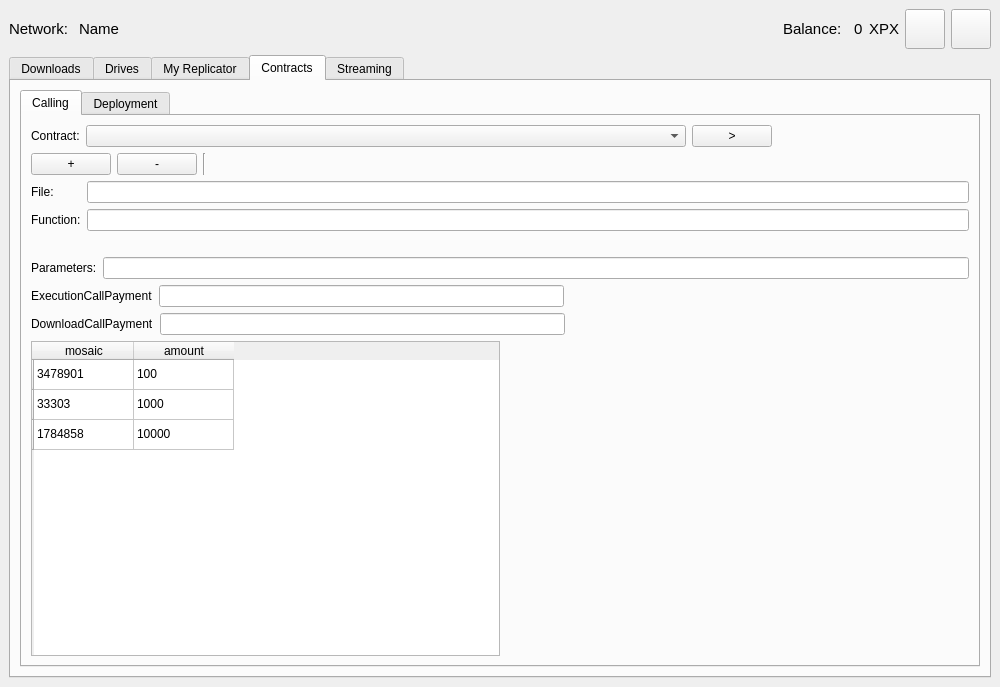
This is UserApp/mainwin.ui in proximax-storage/cpp-xpx-storage-user-app as Qt 5 draws it before an edit. The edited form follows.
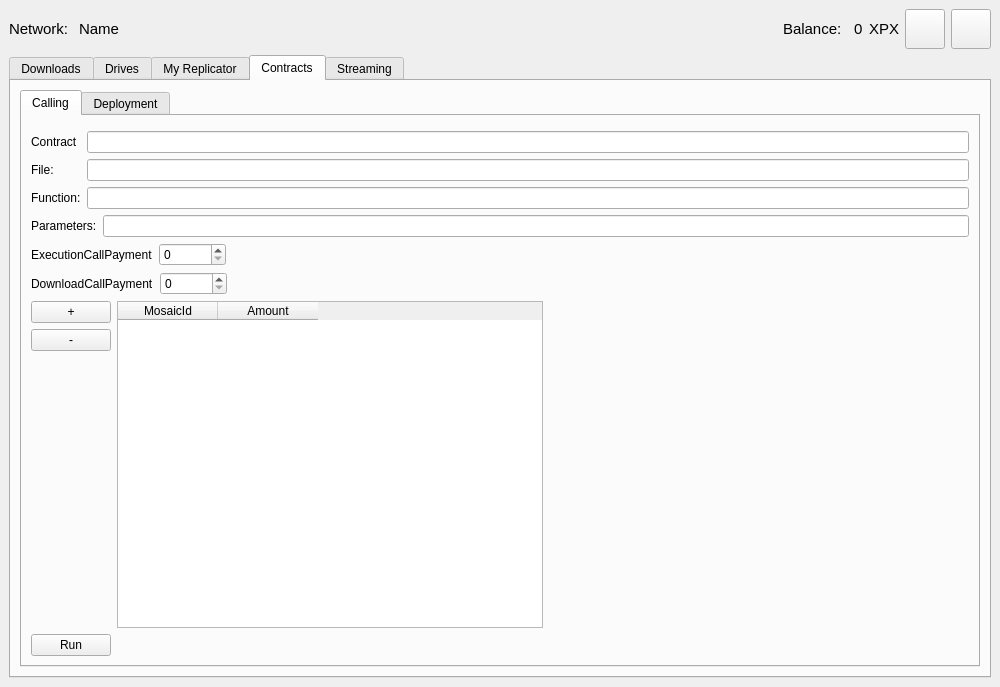
This is the edited form. The open tabs and pages were chosen to show the change.

Commit message: Send manual call

Patch:
```diff
--- a/UserApp/mainwin.ui
+++ b/UserApp/mainwin.ui
@@ -849,62 +849,10 @@
              <layout class="QVBoxLayout" name="verticalLayout_15"/>
             </item>
             <item>
-             <layout class="QHBoxLayout" name="horizontalLayout_16">
-              <item>
-               <widget class="QLabel" name="label_8">
-                <property name="text">
-                 <string>Contract:</string>
-                </property>
-               </widget>
-              </item>
-              <item>
-               <widget class="QComboBox" name="comboBox_3">
-                <property name="minimumSize">
-                 <size>
-                  <width>600</width>
-                  <height>0</height>
-                 </size>
-                </property>
-               </widget>
-              </item>
-              <item>
-               <widget class="QPushButton" name="pushButton_6">
-                <property name="text">
-                 <string>&gt;</string>
-                </property>
-               </widget>
-              </item>
-              <item>
-               <spacer name="horizontalSpacer_7">
-                <property name="orientation">
-                 <enum>Qt::Horizontal</enum>
-                </property>
-                <property name="sizeHint" stdset="0">
-                 <size>
-                  <width>881</width>
-                  <height>17</height>
-                 </size>
-                </property>
-               </spacer>
-              </item>
-             </layout>
+             <layout class="QHBoxLayout" name="horizontalLayout_16"/>
             </item>
             <item>
              <layout class="QHBoxLayout" name="horizontalLayout_26">
-              <item>
-               <widget class="QPushButton" name="pushButton_5">
-                <property name="text">
-                 <string>+</string>
-                </property>
-               </widget>
-              </item>
-              <item>
-               <widget class="QPushButton" name="pushButton_7">
-                <property name="text">
-                 <string>-</string>
-                </property>
-               </widget>
-              </item>
               <item>
                <widget class="Line" name="line">
                 <property name="orientation">
@@ -912,61 +860,44 @@
                 </property>
                </widget>
               </item>
-              <item>
-               <spacer name="horizontalSpacer_14">
-                <property name="orientation">
-                 <enum>Qt::Horizontal</enum>
-                </property>
-                <property name="sizeHint" stdset="0">
-                 <size>
-                  <width>40</width>
-                  <height>20</height>
-                 </size>
-                </property>
-               </spacer>
-              </item>
              </layout>
             </item>
             <item>
              <layout class="QFormLayout" name="formLayout">
-              <item row="0" column="0">
-               <widget class="QLabel" name="label_16">
-                <property name="text">
-                 <string>File:</string>
-                </property>
-               </widget>
-              </item>
               <item row="0" column="1">
                <widget class="QLineEdit" name="lineEdit_8"/>
               </item>
-              <item row="1" column="0">
+              <item row="2" column="0">
                <widget class="QLabel" name="label_24">
                 <property name="text">
                  <string>Function:</string>
                 </property>
                </widget>
               </item>
+              <item row="2" column="1">
+               <widget class="QLineEdit" name="m_contractCallFunction"/>
+              </item>
               <item row="1" column="1">
-               <widget class="QLineEdit" name="lineEdit_7"/>
+               <widget class="QLineEdit" name="m_contractCallFile"/>
+              </item>
+              <item row="1" column="0">
+               <widget class="QLabel" name="label_16">
+                <property name="text">
+                 <string>File:</string>
+                </property>
+               </widget>
+              </item>
+              <item row="0" column="0">
+               <widget class="QLabel" name="label_8">
+                <property name="text">
+                 <string>Contract</string>
+                </property>
+               </widget>
               </item>
              </layout>
             </item>
             <item>
-             <layout class="QHBoxLayout" name="horizontalLayout_18">
-              <item>
-               <spacer name="horizontalSpacer_11">
-                <property name="orientation">
-                 <enum>Qt::Horizontal</enum>
-                </property>
-                <property name="sizeHint" stdset="0">
-                 <size>
-                  <width>40</width>
-                  <height>20</height>
-                 </size>
-                </property>
-               </spacer>
-              </item>
-             </layout>
+             <layout class="QHBoxLayout" name="horizontalLayout_18"/>
             </item>
             <item>
              <layout class="QHBoxLayout" name="horizontalLayout_25">
@@ -992,7 +923,11 @@
                </widget>
               </item>
               <item>
-               <widget class="QLineEdit" name="lineEdit_2"/>
+               <widget class="QSpinBox" name="m_contractCallExecutionPayment">
+                <property name="maximum">
+                 <number>1000000</number>
+                </property>
+               </widget>
               </item>
               <item>
                <spacer name="horizontalSpacer_12">
@@ -1019,7 +954,11 @@
                </widget>
               </item>
               <item>
-               <widget class="QLineEdit" name="lineEdit_3"/>
+               <widget class="QSpinBox" name="m_contractCallDownloadPayment">
+                <property name="maximum">
+                 <number>1000000</number>
+                </property>
+               </widget>
               </item>
               <item>
                <spacer name="horizontalSpacer_13">
@@ -1039,62 +978,54 @@
             <item>
              <layout class="QHBoxLayout" name="horizontalLayout_27">
               <item>
-               <widget class="QTableWidget" name="tableWidget">
-                <row>
-                 <property name="text">
-                  <string/>
-                 </property>
-                </row>
-                <row>
-                 <property name="text">
-                  <string/>
-                 </property>
-                </row>
-                <row>
-                 <property name="text">
-                  <string/>
-                 </property>
-                </row>
+               <layout class="QVBoxLayout" name="verticalLayout_17">
+                <item>
+                 <widget class="QPushButton" name="m_contractCallAddMosaic">
+                  <property name="text">
+                   <string>+</string>
+                  </property>
+                 </widget>
+                </item>
+                <item>
+                 <widget class="QPushButton" name="m_contractCallRemoveMosaic">
+                  <property name="text">
+                   <string>-</string>
+                  </property>
+                 </widget>
+                </item>
+                <item>
+                 <spacer name="verticalSpacer_4">
+                  <property name="orientation">
+                   <enum>Qt::Vertical</enum>
+                  </property>
+                  <property name="sizeHint" stdset="0">
+                   <size>
+                    <width>20</width>
+                    <height>40</height>
+                   </size>
+                  </property>
+                 </spacer>
+                </item>
+               </layout>
+              </item>
+              <item>
+               <widget class="QTableWidget" name="m_contractCallMosaicTable">
+                <property name="selectionMode">
+                 <enum>QAbstractItemView::SingleSelection</enum>
+                </property>
+                <property name="selectionBehavior">
+                 <enum>QAbstractItemView::SelectRows</enum>
+                </property>
                 <column>
                  <property name="text">
-                  <string>mosaic</string>
+                  <string>MosaicId</string>
                  </property>
                 </column>
                 <column>
                  <property name="text">
-                  <string>amount</string>
+                  <string>Amount</string>
                  </property>
                 </column>
-                <item row="0" column="0">
-                 <property name="text">
-                  <string>3478901</string>
-                 </property>
-                </item>
-                <item row="0" column="1">
-                 <property name="text">
-                  <string>100</string>
-                 </property>
-                </item>
-                <item row="1" column="0">
-                 <property name="text">
-                  <string>33303</string>
-                 </property>
-                </item>
-                <item row="1" column="1">
-                 <property name="text">
-                  <string>1000</string>
-                 </property>
-                </item>
-                <item row="2" column="0">
-                 <property name="text">
-                  <string>1784858</string>
-                 </property>
-                </item>
-                <item row="2" column="1">
-                 <property name="text">
-                  <string>10000</string>
-                 </property>
-                </item>
                </widget>
               </item>
               <item>
@@ -1112,6 +1043,30 @@
               </item>
              </layout>
             </item>
+            <item>
+             <layout class="QHBoxLayout" name="horizontalLayout_20">
+              <item>
+               <widget class="QPushButton" name="m_contractCallRun">
+                <property name="text">
+                 <string>Run</string>
+                </property>
+               </widget>
+              </item>
+              <item>
+               <spacer name="horizontalSpacer_11">
+                <property name="orientation">
+                 <enum>Qt::Horizontal</enum>
+                </property>
+                <property name="sizeHint" stdset="0">
+                 <size>
+                  <width>40</width>
+                  <height>20</height>
+                 </size>
+                </property>
+               </spacer>
+              </item>
+             </layout>
+            </item>
            </layout>
           </widget>
           <widget class="QWidget" name="Deployment">
```
Left out of the diff: 6 changed lines with no effect on the pictures. The commit also changes 10 other files.
